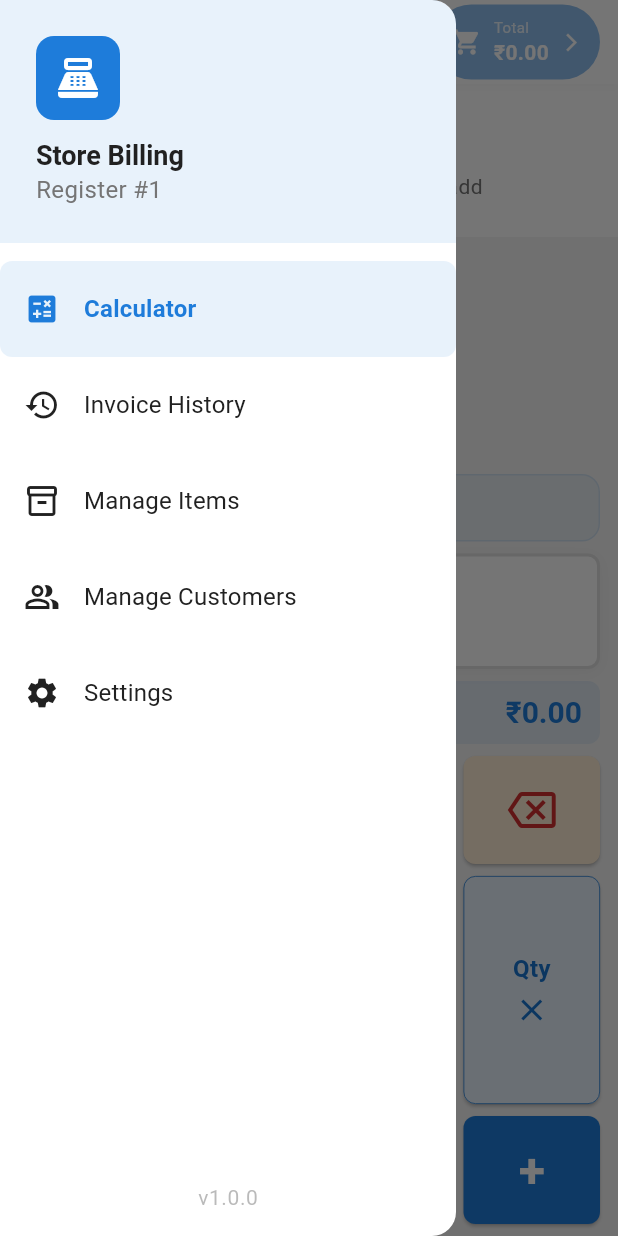
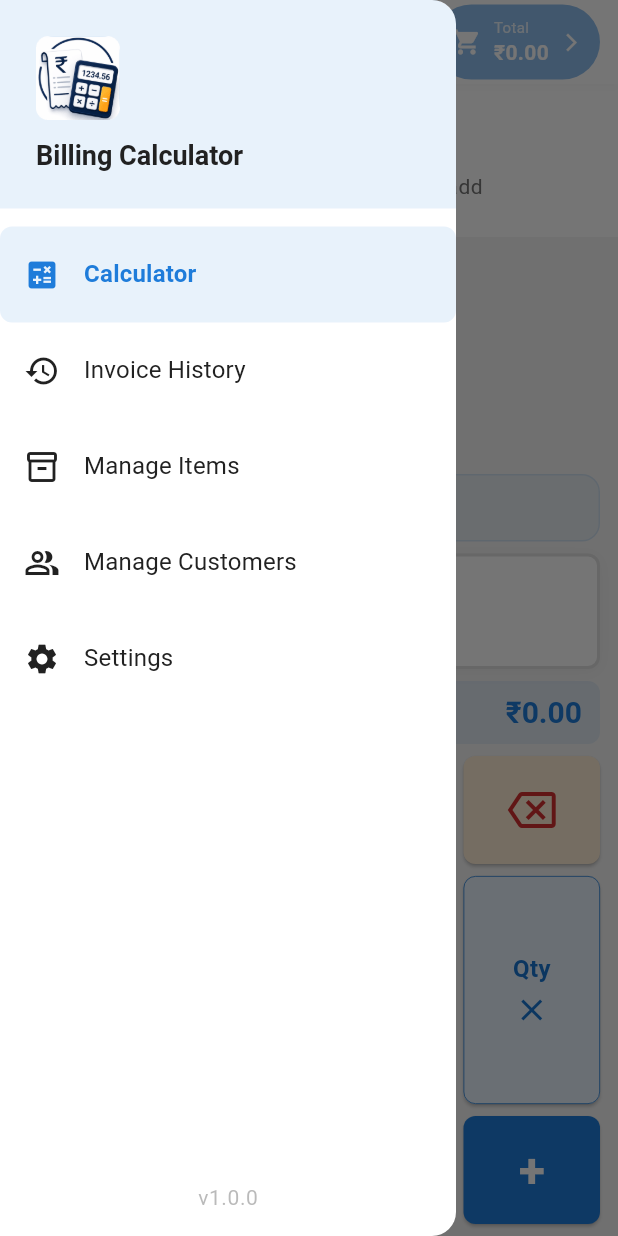
Before and after one commit to Valeriyon/Billing-Calculator, a Flutter app: the screen it shows after launch, in the side drawer, after a tap on the "menu" icon, on a phone screen of 412 x 824 dp. Run offline on Flutter 3.47's test engine with Material 3 defaults, Android fonts, the phone set to English and light mode, and no system bars; our stand-ins replace audioplayers, drift, flutter_riverpod, go_router, image_picker, qr_flutter and 1 more; missing offline and left inert: mobile_scanner; accounts and stored records are empty; generated files the repository leaves out were written again.

Commit message:
Add app logo and update branding/launch icons
Add a new logo asset and AppImages constant, update app strings (appName -> 'Billing Calculator' and add appTagline), and replace hardcoded point_of_sale icons with Image.asset(AppImages.logo) in the drawer and splash screen. Improve splash init flow formatting and add padding around the logo. Update Android mipmap launcher icons to new images and remove the hardcoded register text from the drawer to rely on centralized constants for branding.

```diff
--- /dev/null
+++ b/lib/core/constants/app_images.dart
@@ -0,0 +1,4 @@
+class AppImages {
+  AppImages._();
+  static const String logo = 'assets/images/logo.png';
+}
--- a/lib/core/constants/app_strings.dart
+++ b/lib/core/constants/app_strings.dart
@@ -3,8 +3,9 @@ class AppStrings {
   AppStrings._();
 
   // App Info
-  static const String appName = 'Store Billing';
+  static const String appName = 'Billing Calculator';
   static const String appVersion = '1.0.0';
+  static const String appTagline = 'Simple • Fast • Reliable';
 
   // Calculator Screen
   static const String register = 'Register #1';
--- a/lib/features/calculator/presentation/widgets/app_drawer.dart
+++ b/lib/features/calculator/presentation/widgets/app_drawer.dart
@@ -1,3 +1,5 @@
+import 'package:billing_app_pos/core/constants/app_images.dart';
+import 'package:billing_app_pos/core/constants/app_strings.dart';
 import 'package:flutter/material.dart';
 import 'package:flutter_riverpod/flutter_riverpod.dart';
 import 'package:go_router/go_router.dart';
@@ -37,23 +39,13 @@ class AppDrawer extends ConsumerWidget {
                       color: AppColors.primary,
                       borderRadius: BorderRadius.circular(12),
                     ),
-                    child: const Icon(
-                      Icons.point_of_sale,
-                      color: Colors.white,
-                      size: 32,
-                    ),
+                    child: Image.asset(AppImages.logo, fit: BoxFit.contain),
                   ),
                   const SizedBox(height: AppSizes.spacingMedium),
                   Text(
-                    'Store Billing',
+                    AppStrings.appName,
                     style: theme.textTheme.titleLarge?.copyWith(
                       fontWeight: FontWeight.bold,
-                    ),
-                  ),
-                  Text(
-                    'Register #1',
-                    style: theme.textTheme.bodyMedium?.copyWith(
-                      color: theme.textTheme.bodySmall?.color,
                     ),
                   ),
                 ],
--- a/lib/features/splash/presentation/splash_screen.dart
+++ b/lib/features/splash/presentation/splash_screen.dart
@@ -1,3 +1,5 @@
+import 'package:billing_app_pos/core/constants/app_images.dart';
+import 'package:billing_app_pos/core/constants/app_strings.dart';
 import 'package:flutter/material.dart';
 import 'package:flutter_riverpod/flutter_riverpod.dart';
 import 'package:go_router/go_router.dart';
@@ -42,12 +44,15 @@ class _SplashScreenState extends ConsumerState<SplashScreen>
     _controller.forward();
 
     // Await DB initialization. Using the provider's future is safe in initState.
-    ref.read(databaseInitializationProvider.future).then((_) {
+    ref
+        .read(databaseInitializationProvider.future)
+        .then((_) {
           // Small delay so the animation can finish smoothly
           Future.delayed(const Duration(milliseconds: 300), () {
             if (mounted) context.go('/');
           });
-    }).catchError((error) {
+        })
+        .catchError((error) {
           // If DB fails to initialize, stay on splash and log the error.
           // You can extend this to show an error UI.
           debugPrint('Database initialization failed: $error');
@@ -90,17 +95,16 @@ class _SplashScreenState extends ConsumerState<SplashScreen>
                           ),
                         ],
                       ),
-                      child: const Icon(
-                        Icons.point_of_sale,
-                        size: 64,
-                        color: AppColors.primary,
+                      child: Padding(
+                        padding: EdgeInsets.all(16.0),
+                        child: Image.asset(AppImages.logo, fit: BoxFit.contain),
                       ),
                     ),
                     const SizedBox(height: AppSizes.spacingXLarge),
 
                     // App Name
-                    const Text(
-                      'Store Billing',
+                    Text(
+                      AppStrings.appName,
                       style: TextStyle(
                         fontSize: 32,
                         fontWeight: FontWeight.bold,
@@ -112,7 +116,7 @@ class _SplashScreenState extends ConsumerState<SplashScreen>
 
                     // Tagline
                     Text(
-                      'Simple • Fast • Reliable',
+                      AppStrings.appTagline,
                       style: TextStyle(
                         fontSize: 16,
                         color: Colors.white.withValues(alpha: 0.8),
```
Also changed, not shown: assets/images/logo.png (added), 5 other files. Lines whose indentation alone changed are shown as unchanged.
